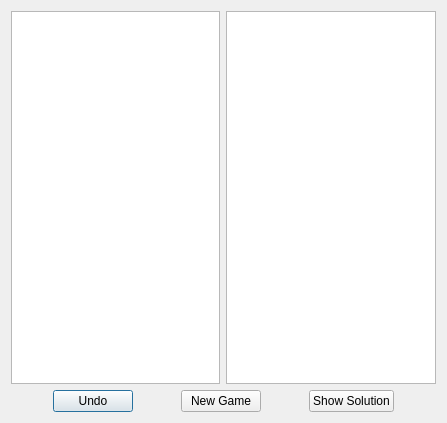
This is teon/game/sliding_puzzle/gui/ui_files/slidingpuzzlemenu.ui in Da-Viper/board_games as Qt 5 draws it before an edit. The edited form follows.
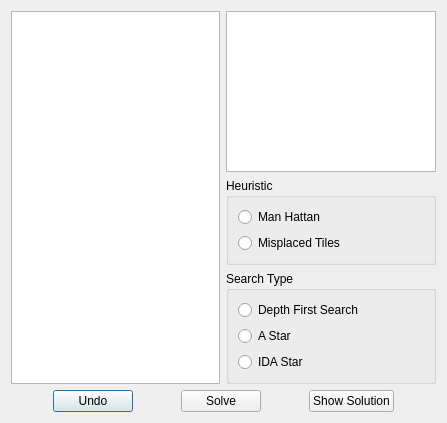
This is the edited form.

Commit message: Add: Options to the Sliding puzzle gui

```diff
--- a/teon/game/sliding_puzzle/gui/ui_files/slidingpuzzlemenu.ui
+++ b/teon/game/sliding_puzzle/gui/ui_files/slidingpuzzlemenu.ui
@@ -20,7 +20,64 @@
       <widget class="QGraphicsView" name="g_view"/>
      </item>
      <item>
-      <widget class="QListWidget" name="listWidget"/>
+      <layout class="QVBoxLayout" name="verticalLayout">
+       <item>
+        <widget class="QListWidget" name="listWidget"/>
+       </item>
+       <item>
+        <widget class="QGroupBox" name="groupBox">
+         <property name="title">
+          <string>Heuristic</string>
+         </property>
+         <layout class="QVBoxLayout" name="verticalLayout_3">
+          <item>
+           <widget class="QRadioButton" name="radioButton_2">
+            <property name="text">
+             <string>Man Hattan</string>
+            </property>
+           </widget>
+          </item>
+          <item>
+           <widget class="QRadioButton" name="radioButton">
+            <property name="text">
+             <string>Misplaced Tiles</string>
+            </property>
+           </widget>
+          </item>
+         </layout>
+        </widget>
+       </item>
+       <item>
+        <widget class="QGroupBox" name="groupBox_2">
+         <property name="title">
+          <string>Search Type</string>
+         </property>
+         <layout class="QVBoxLayout" name="verticalLayout_4">
+          <item>
+           <widget class="QRadioButton" name="radioButton_5">
+            <property name="text">
+             <string>Depth First Search</string>
+            </property>
+           </widget>
+          </item>
+          <item>
+           <widget class="QRadioButton" name="radioButton_3">
+            <property name="text">
+             <string>A Star</string>
+            </property>
+           </widget>
+          </item>
+          <item>
+           <widget class="QRadioButton" name="radioButton_4">
+            <property name="text">
+             <string>IDA Star</string>
+            </property>
+           </widget>
+          </item>
+         </layout>
+        </widget>
+       </item>
+      </layout>
      </item>
     </layout>
    </item>
@@ -62,7 +119,7 @@
      <item>
       <widget class="QPushButton" name="btn_new_game">
        <property name="text">
-        <string>New Game</string>
+        <string>Solve</string>
        </property>
       </widget>
      </item>
```
Left out of the diff: 2 changed lines with no effect on the pictures. The commit also changes 3 other files.
